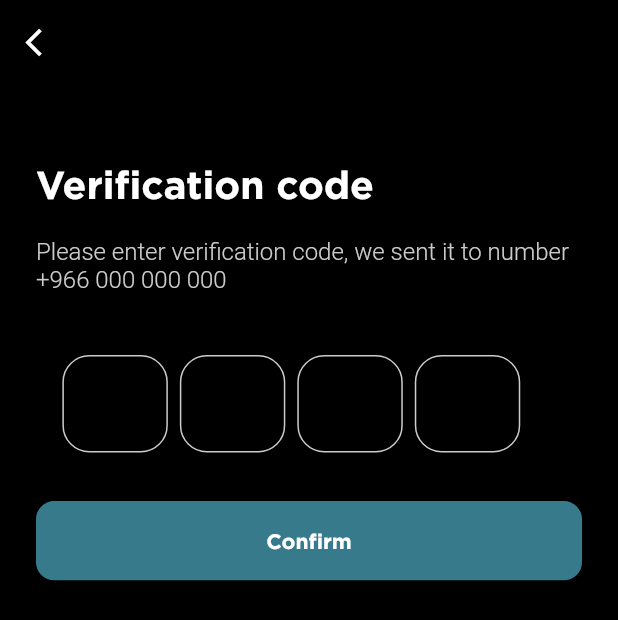
After one commit to IbrahimKhattab172000/bin_omaira_motors_app, a Flutter app: the VerificationView screen opened directly, on a phone screen of 412 x 824 dp. The commit adds this screen. Shown: the top 620 px of the screen. Run offline on Flutter 3.47's test engine with Material 3 defaults, Android fonts, the phone set to English and light mode, and no system bars; drawn by our look-alikes of pinput; our stand-ins replace country_code_picker, dio, easy_localization, flutter_bloc, flutter_feather_icons, flutter_image_compress and 5 more; accounts and stored records are empty.

Commit message:
feat (auth) : UI - added verification  view

```diff
--- a/assets/lang/en.json
+++ b/assets/lang/en.json
@@ -14,6 +14,9 @@
     "signup" : "Sign Up",
     "we_will_send_a_code" : "We will send code to your Phone number",
     "send_verifaction_code" : "Send verification code",
+    "verification_code" : "Verification code",
+    "please_enter_verification_code_sent_to_number"  : "Please enter verification code, we sent it to number",
+    "confirm" : "Confirm",
 
 
     "wnes": "Wanes",
@@ -45,7 +48,6 @@
     "didnt_recive_the_code" : "Didn't receive the message?",
     "resending_in" : "Resending in",
     "resend_code": "Resend",
-    "confirm" : "Confirm",
     "new_password" : "New Password",
     "confirm_new_password" : "Confirm New Password",
     "resetting_the_password" :"Resetting the Password",
--- a/lib/features/forgot_password/widgets/forgot_password_button.dart
+++ b/lib/features/forgot_password/widgets/forgot_password_button.dart
@@ -1,3 +1,5 @@
+import 'package:bin_omaira_motors/features/verification/view/verification_view.dart';
+import 'package:bin_omaira_motors/helpers/routes.dart';
 import 'package:bin_omaira_motors/widgets/app_button.dart';
 import 'package:easy_localization/easy_localization.dart';
 import 'package:flutter/material.dart';
@@ -11,7 +13,9 @@ class ForgotPasswordButton extends StatelessWidget {
   Widget build(BuildContext context) {
     return AppButton(
       title: "send_verifaction_code".tr(),
-      onTap: () {},
+      onTap: () {
+        RouteUtils.navigateTo(const VerificationView());
+      },
       titleFontSize: 14,
     );
   }
--- a/lib/features/forgot_password/widgets/forgot_password_form.dart
+++ b/lib/features/forgot_password/widgets/forgot_password_form.dart
@@ -14,6 +14,7 @@ class ForgotPasswordForm extends StatelessWidget {
   @override
   Widget build(BuildContext context) {
     return AppTextField(
+      inputDecorationLable: "phone_number".tr(),
       hint: "phone_number".tr(),
       leading: AppCountryPicker(
         onSelect: (String country, String code) {},
--- a/lib/features/onboarding/widgets/onboarding_indicators.dart
+++ /dev/null
@@ -1,31 +0,0 @@
-import 'package:bin_omaira_motors/features/onboarding/models/boarding.dart';
-import 'package:bin_omaira_motors/helpers/colors.dart';
-import 'package:bin_omaira_motors/helpers/utils.dart';
-import 'package:flutter/material.dart';
-
-import 'package:smooth_page_indicator/smooth_page_indicator.dart';
-
-class OnboardingIndicators extends StatelessWidget {
-  const OnboardingIndicators({
-    super.key,
-    required this.boardController,
-  });
-
-  final PageController boardController;
-
-  @override
-  Widget build(BuildContext context) {
-    return SmoothPageIndicator(
-      axisDirection: Axis.horizontal,
-      controller: boardController,
-      count: boarding.length,
-      textDirection: Utils.isAR ? TextDirection.rtl : TextDirection.ltr,
-      effect: const JumpingDotEffect(
-        dotHeight: 12,
-        dotWidth: 12,
-        dotColor: AppColors.lightGray,
-        activeDotColor: AppColors.primary,
-      ),
-    );
-  }
-}
--- a/lib/features/onboarding/widgets/onboarding_item.dart
+++ b/lib/features/onboarding/widgets/onboarding_item.dart
@@ -40,7 +40,7 @@ class OnboardingItem extends StatelessWidget {
           right: 24,
           child: AppText(
             title: model.title,
-            color: AppColors.white,
+            color: AppColors.gray,
             fontWeight: FontWeight.w700,
             fontSize: 20,
           ),
@@ -51,7 +51,7 @@ class OnboardingItem extends StatelessWidget {
           right: 24,
           child: AppText(
             title: model.body,
-            color: AppColors.white,
+            color: AppColors.gray,
             fontSize: 16,
             fontWeight: FontWeight.w300,
             textAlign: TextAlign.center,
@@ -112,7 +112,7 @@ class OnboardingItem extends StatelessWidget {
               },
               child: AppText(
                 title: "skip_intro".tr(),
-                color: AppColors.white,
+                color: AppColors.gray,
                 fontSize: 16,
                 fontWeight: FontWeight.w300,
               ),
--- a/lib/features/signin/widgets/signin_forms.dart
+++ b/lib/features/signin/widgets/signin_forms.dart
@@ -21,6 +21,7 @@ class _SigninFormsState extends State<SigninForms> {
     return Column(
       children: [
         AppTextField(
+          inputDecorationLable: "phone_number".tr(),
           hint: "phone_number".tr(),
           leading: AppCountryPicker(
             onSelect: (String country, String code) {},
@@ -37,6 +38,7 @@ class _SigninFormsState extends State<SigninForms> {
         ),
         SizedBox(height: 16.height),
         AppTextField(
+          inputDecorationLable: "password".tr(),
           hint: 'password'.tr(),
           secure: isPasswordSecure,
           trailing: InkWell(
--- a/lib/features/signin/widgets/signin_no_account.dart
+++ b/lib/features/signin/widgets/signin_no_account.dart
@@ -15,7 +15,14 @@ class SigninNoAccount extends StatelessWidget {
       children: [
         AppText(title: "no_account".tr()),
         SizedBox(width: 8.width),
-        AppText(title: "signup".tr()),
+        InkWell(
+          onTap: () {
+            // RouteUtils.navigateTo(Sign);
+          },
+          child: AppText(
+            title: "signup".tr(),
+          ),
+        ),
       ],
     );
   }
--- a/lib/features/splash/view/splash_view.dart
+++ b/lib/features/splash/view/splash_view.dart
@@ -190,7 +190,7 @@ class _AnimatedTextState extends State<AnimatedText> {
                     TextSpan(
                       text: "to your next awesome vehicle",
                       style: TextStyle(
-                        color: AppColors.white,
+                        color: AppColors.gray,
                         fontWeight: FontWeight.w400,
                       ),
                     ),
--- /dev/null
+++ b/lib/features/verification/view/verification_view.dart
@@ -0,0 +1,35 @@
+import 'package:bin_omaira_motors/features/verification/widgets/verification_app_bar.dart';
+import 'package:bin_omaira_motors/features/verification/widgets/verification_button.dart';
+import 'package:bin_omaira_motors/features/verification/widgets/verification_pin_code_field.dart';
+import 'package:bin_omaira_motors/features/verification/widgets/verification_text_info.dart';
+import 'package:bin_omaira_motors/helpers/colors.dart';
+import 'package:bin_omaira_motors/helpers/dimentions.dart';
+import 'package:bin_omaira_motors/helpers/utils.dart';
+import 'package:flutter/material.dart';
+
+class VerificationView extends StatelessWidget {
+  const VerificationView({super.key});
+
+  @override
+  Widget build(BuildContext context) {
+    return Scaffold(
+      backgroundColor: AppColors.black,
+      appBar: const VerificationAppBar(),
+      body: Padding(
+        padding: const EdgeInsets.symmetric(horizontal: 24.0),
+        child: Column(
+          crossAxisAlignment: CrossAxisAlignment.start,
+          children: [
+            SizedBox(height: 52.height),
+            const VerificationTextInfo(),
+            SizedBox(height: 40.height),
+            const VerificationPinCodeField(),
+            SizedBox(height: 32.height),
+            const VerificationButton(),
+            SizedBox(height: Utils.bottomDevicePadding),
+          ],
+        ),
+      ),
+    );
+  }
+}
--- /dev/null
+++ b/lib/features/verification/widgets/verification_app_bar.dart
@@ -0,0 +1,29 @@
+import 'package:bin_omaira_motors/helpers/colors.dart';
+import 'package:bin_omaira_motors/helpers/routes.dart';
+import 'package:bin_omaira_motors/widgets/app_appbar.dart';
+import 'package:flutter/material.dart';
+
+class VerificationAppBar extends StatelessWidget
+    implements PreferredSizeWidget {
+  const VerificationAppBar({
+    super.key,
+  });
+
+  @override
+  Size get preferredSize => const Size.fromHeight(kToolbarHeight);
+  @override
+  Widget build(BuildContext context) {
+    return AppAppBar(
+      leading: IconButton(
+        onPressed: () {
+          RouteUtils.pop();
+        },
+        icon: const Icon(
+          Icons.arrow_back_ios,
+          color: AppColors.white,
+          size: 22,
+        ),
+      ),
+    );
+  }
+}
--- /dev/null
+++ b/lib/features/verification/widgets/verification_button.dart
@@ -0,0 +1,18 @@
+import 'package:bin_omaira_motors/widgets/app_button.dart';
+import 'package:easy_localization/easy_localization.dart';
+import 'package:flutter/material.dart';
+
+class VerificationButton extends StatelessWidget {
+  const VerificationButton({
+    super.key,
+  });
+
+  @override
+  Widget build(BuildContext context) {
+    return AppButton(
+      title: "confirm".tr(),
+      onTap: () {},
+      titleFontSize: 14,
+    );
+  }
+}
--- /dev/null
+++ b/lib/features/verification/widgets/verification_pin_code_field.dart
@@ -0,0 +1,15 @@
+import 'package:bin_omaira_motors/widgets/app_pin_code_field.dart';
+import 'package:flutter/material.dart';
+
+class VerificationPinCodeField extends StatelessWidget {
+  const VerificationPinCodeField({
+    super.key,
+  });
+
+  @override
+  Widget build(BuildContext context) {
+    return AppPinCodeField(
+      onChanged: (code) {},
+    );
+  }
+}
--- /dev/null
+++ b/lib/features/verification/widgets/verification_text_info.dart
@@ -0,0 +1,47 @@
+import 'package:bin_omaira_motors/helpers/colors.dart';
+import 'package:bin_omaira_motors/helpers/dimentions.dart';
+import 'package:bin_omaira_motors/widgets/app_text.dart';
+import 'package:easy_localization/easy_localization.dart';
+import 'package:flutter/material.dart';
+
+class VerificationTextInfo extends StatelessWidget {
+  const VerificationTextInfo({super.key});
+
+  @override
+  Widget build(BuildContext context) {
+    return Column(
+      crossAxisAlignment: CrossAxisAlignment.start,
+      children: [
+        AppText(
+          title: "verification_code".tr(),
+          color: AppColors.white,
+          fontWeight: FontWeight.bold,
+          fontSize: 26,
+        ),
+        SizedBox(height: 20.height),
+        RichText(
+          textAlign: TextAlign.start,
+          text: TextSpan(
+            style: const TextStyle(
+              color: AppColors.gray,
+              fontSize: 16,
+              fontWeight: FontWeight.w300,
+            ),
+            children: [
+              TextSpan(
+                text: "please_enter_verification_code_sent_to_number".tr(),
+              ),
+              const TextSpan(
+                text: " ",
+              ),
+              const TextSpan(
+                text: "+966 000 000 000",
+              ),
+            ],
+          ),
+          softWrap: true,
+        ),
+      ],
+    );
+  }
+}
--- a/lib/helpers/colors.dart
+++ b/lib/helpers/colors.dart
@@ -21,11 +21,11 @@ class AppColors {
   static const Color lightGray = Color(0xFFCCCCCC);
   static const Color border = Color(0xFFEFEFEF);
 
-  static const Color gray = Color(0xFF8B97A3);
+  static const Color gray = Color(0xFFcccccc);
   static const Color darkGray = Color(0xFF484848);
   static const Color lightPrimary = Color(0xFFE6DAEF);
 
-  static const Color background = Color(0xff333E41);
+  static const Color background = Color(0xff191919);
   static const Color green = Color(0xff9DEA83);
   static const Color blue = Color(0xff3B5998);
   static const Color red = Color(0xffE84900);
--- a/lib/widgets/app_pin_code_field.dart
+++ b/lib/widgets/app_pin_code_field.dart
@@ -1,4 +1,5 @@
 // ignore_for_file: public_member_api_docs, sort_constructors_first, must_be_immutable
+import 'package:bin_omaira_motors/helpers/colors.dart';
 import 'package:bin_omaira_motors/helpers/dimentions.dart';
 import 'package:bin_omaira_motors/helpers/utils.dart';
 import 'package:easy_localization/easy_localization.dart' hide TextDirection;
@@ -39,8 +40,45 @@ class AppPinCodeField extends StatelessWidget {
           // autoDisposeControllers: true,
           // autoDismissKeyboard: true,
           controller: controller,
+          cursor: const Text(
+            "___",
+            style: TextStyle(
+              color: AppColors.white,
+            ),
+          ),
+          focusedPinTheme: PinTheme(
+            textStyle: const TextStyle(
+              color: AppColors.white,
+            ),
+            decoration: BoxDecoration(
+              borderRadius: BorderRadius.circular(18),
+              color: AppColors.background,
+              border: Border.all(
+                color: AppColors.white,
+                width: 1,
+              ),
+            ),
+            height: 64.height,
+            width: 64.width,
+          ),
+          defaultPinTheme: PinTheme(
+            textStyle: const TextStyle(
+              color: AppColors.white,
+            ),
+            decoration: BoxDecoration(
+              borderRadius: BorderRadius.circular(18),
+              color: AppColors.black,
+              border: Border.all(
+                color: AppColors.gray,
+                width: 1,
+              ),
+            ),
+            height: 64.height,
+            width: 64.width,
+          ),
           // enablePinAutofill: true,
           keyboardType: TextInputType.number,
+
           // animationType: AnimationType.fade,
           // textStyle: const TextStyle(
           //   fontSize: 16,
--- a/lib/widgets/app_text_field.dart
+++ b/lib/widgets/app_text_field.dart
@@ -24,6 +24,7 @@ class AppTextField extends StatefulWidget {
     this.secure = false,
     this.hintColor,
     this.transperent,
+    this.inputDecorationLable,
   });
 
   final String? hint;
@@ -43,6 +44,7 @@ class AppTextField extends StatefulWidget {
   final TextEditingController? controller;
   final Color? hintColor;
   final bool? transperent;
+  final String? inputDecorationLable;
 
   @override
   State<AppTextField> createState() => _AppTextFieldState();
@@ -90,6 +92,8 @@ class _AppTextFieldState extends State<AppTextField> {
               onSaved: widget.onSaved,
               obscureText: widget.secure,
               decoration: InputDecoration(
+                labelText: widget.inputDecorationLable ?? "",
+                labelStyle: const TextStyle(color: AppColors.gray),
                 hintText: widget.hint ?? '',
                 fillColor: widget.fillColor,
                 filled: true,
```
